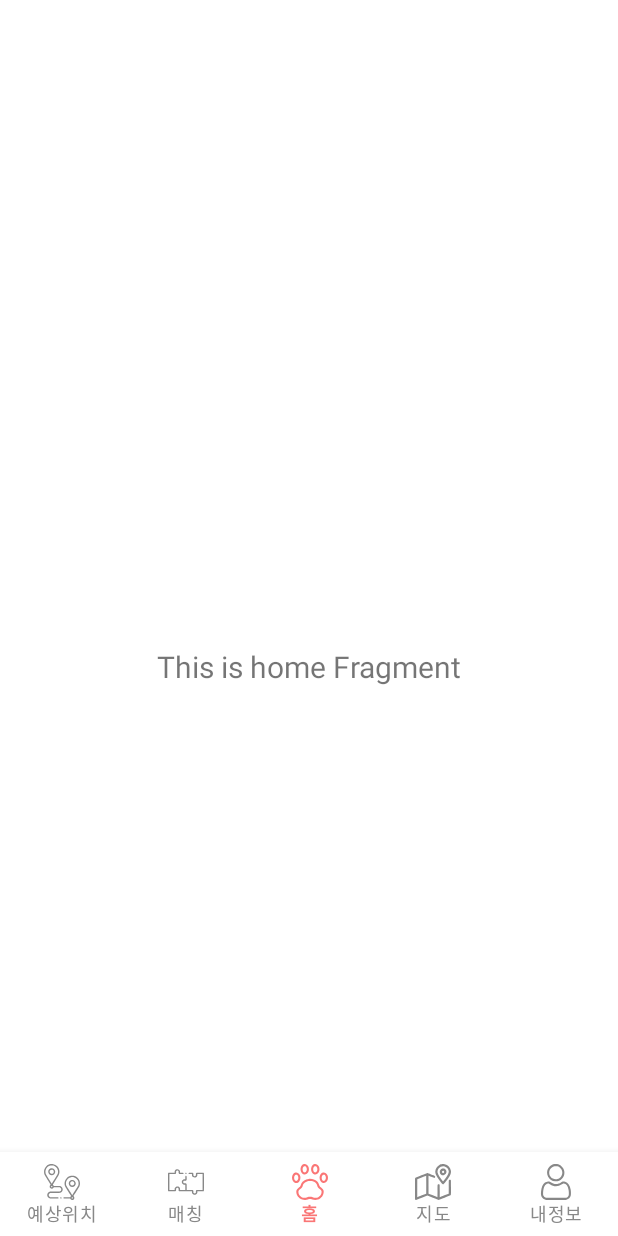
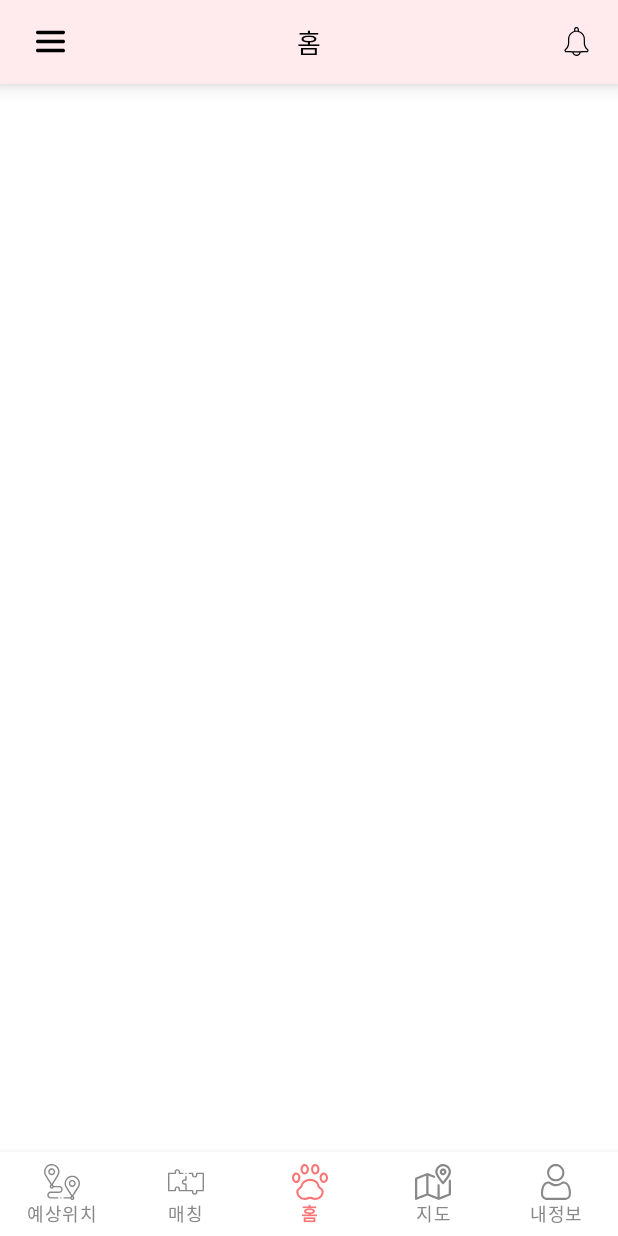
Before and after one commit to k-r-1/gradproject-pawprints, an Android app: the HomeFragment screen opened directly, with no data from a screen before it, on a phone screen of 412 x 824 dp. Run offline under Robolectric (Android 15) with nearby library versions, the phone set to English and light mode, and no system bars; our stand-ins replace navigation-ui.

Commit message:
상단바

```diff
--- a/app/src/main/java/com/swuproject/pawprints/MainActivity.kt
+++ b/app/src/main/java/com/swuproject/pawprints/MainActivity.kt
@@ -1,11 +1,10 @@
 package com.swuproject.pawprints
 
 import android.os.Bundle
+import android.widget.TextView
 import com.google.android.material.bottomnavigation.BottomNavigationView
 import androidx.appcompat.app.AppCompatActivity
 import androidx.navigation.findNavController
-import androidx.navigation.ui.AppBarConfiguration
-import androidx.navigation.ui.setupActionBarWithNavController
 import androidx.navigation.ui.setupWithNavController
 import com.swuproject.pawprints.common.Utils
 import com.swuproject.pawprints.databinding.ActivityMainBinding
@@ -13,6 +12,7 @@ import com.swuproject.pawprints.databinding.ActivityMainBinding
 class MainActivity : AppCompatActivity() {
 
     private lateinit var binding: ActivityMainBinding
+    private lateinit var toolbarTitle: TextView
 
     override fun onCreate(savedInstanceState: Bundle?) {
         super.onCreate(savedInstanceState)
@@ -26,14 +26,23 @@ class MainActivity : AppCompatActivity() {
         // 상태 표시줄 색상 변경
         Utils.setStatusBarColor(this, R.color.primary_pink)
 
+        // 커스텀 툴바의 제목 TextView 찾기
+        toolbarTitle = findViewById(R.id.toolbar_title)
+
         val navView: BottomNavigationView = binding.navView
+        val navController = findNavController(R.id.nav_host_fragment_activity_main)
+        navView.setupWithNavController(navController)
 
-        val navController = findNavController(R.id.nav_host_fragment_activity_main)
-        // Passing each menu ID as a set of Ids because each
-        // menu should be considered as top level destinations.
-        val appBarConfiguration = AppBarConfiguration(setOf(
-                R.id.navigation_predictedlocation, R.id.navigation_matching, R.id.navigation_home, R.id.navigation_map, R.id.navigation_mypage))
-        setupActionBarWithNavController(navController, appBarConfiguration)
-        navView.setupWithNavController(navController)
+        // 프래그먼트 전환 시 툴바 제목 변경
+        navController.addOnDestinationChangedListener { _, destination, _ ->
+            toolbarTitle.text = when (destination.id) {
+                R.id.navigation_predictedlocation -> "예상위치"
+                R.id.navigation_matching -> "매칭"
+                R.id.navigation_home -> "홈"
+                R.id.navigation_map -> "지도"
+                R.id.navigation_mypage -> "내정보"
+                else -> ""
+            }
+        }
     }
 }
--- a/app/src/main/java/com/swuproject/pawprints/ui/home/HomeFragment.kt
+++ b/app/src/main/java/com/swuproject/pawprints/ui/home/HomeFragment.kt
@@ -5,8 +5,10 @@ import android.view.LayoutInflater
 import android.view.View
 import android.view.ViewGroup
 import android.widget.TextView
+import androidx.appcompat.app.AppCompatActivity
 import androidx.fragment.app.Fragment
 import androidx.lifecycle.ViewModelProvider
+import com.swuproject.pawprints.common.Utils
 import com.swuproject.pawprints.databinding.FragmentHomeBinding
 
 class HomeFragment : Fragment() {
@@ -28,10 +30,6 @@ class HomeFragment : Fragment() {
         _binding = FragmentHomeBinding.inflate(inflater, container, false)
         val root: View = binding.root
 
-        val textView: TextView = binding.textHome
-        homeViewModel.text.observe(viewLifecycleOwner) {
-            textView.text = it
-        }
         return root
     }
 
--- a/app/src/main/java/com/swuproject/pawprints/ui/map/MapFragment.kt
+++ b/app/src/main/java/com/swuproject/pawprints/ui/map/MapFragment.kt
@@ -29,10 +29,6 @@ class MapFragment : Fragment() {
         _binding = FragmentMapBinding.inflate(inflater, container, false)
         val root: View = binding.root
 
-        val textView: TextView = binding.textMap
-        notificationsViewModel.text.observe(viewLifecycleOwner) {
-            textView.text = it
-        }
         return root
     }
 
--- /dev/null
+++ b/app/src/main/res/drawable/icon_menu.xml
@@ -0,0 +1,18 @@
+<vector xmlns:android="http://schemas.android.com/apk/res/android"
+    android:width="512dp"
+    android:height="512dp"
+    android:viewportWidth="512"
+    android:viewportHeight="512">
+  <path
+      android:pathData="M24.5,64.9c-9,2.2 -17.3,9 -21.5,17.6 -3.4,6.9 -3.5,19.8 -0.2,26.5 3.4,7.1 7.5,11.3 14.4,15.1l6.3,3.4 232.5,-0 232.5,-0 5.1,-2.7c7.6,-4 10.7,-7 14.5,-14 3.1,-5.8 3.4,-7 3.4,-14.8 0,-7.8 -0.3,-9 -3.4,-14.8 -3.7,-6.9 -7.9,-10.9 -15.1,-14.4l-4.5,-2.3 -230.5,-0.2c-126.8,-0 -231.8,0.2 -233.5,0.6z"
+      android:fillColor="#000000"
+      android:strokeColor="#00000000"/>
+  <path
+      android:pathData="M24.5,224.9c-9,2.2 -17.3,9 -21.5,17.6 -3.4,6.9 -3.5,19.8 -0.2,26.5 3.4,7.1 7.5,11.3 14.4,15.1l6.3,3.4 232.5,-0 232.5,-0 5.1,-2.7c7.6,-4 10.7,-7 14.5,-14 3.1,-5.8 3.4,-7 3.4,-14.8 0,-7.8 -0.3,-9 -3.4,-14.8 -3.7,-6.9 -7.9,-10.9 -15.1,-14.4l-4.5,-2.3 -230.5,-0.2c-126.8,-0 -231.8,0.2 -233.5,0.6z"
+      android:fillColor="#000000"
+      android:strokeColor="#00000000"/>
+  <path
+      android:pathData="M24.5,384.9c-9,2.2 -17.3,9 -21.5,17.6 -3.4,6.9 -3.5,19.8 -0.2,26.5 3.4,7.1 7.5,11.3 14.4,15.1l6.3,3.4 232.5,-0 232.5,-0 5.1,-2.7c7.6,-4 10.7,-7 14.5,-14 3.1,-5.8 3.4,-7 3.4,-14.8 0,-7.8 -0.3,-9 -3.4,-14.8 -3.7,-6.9 -7.9,-10.9 -15.1,-14.4l-4.5,-2.3 -230.5,-0.2c-126.8,-0 -231.8,0.2 -233.5,0.6z"
+      android:fillColor="#000000"
+      android:strokeColor="#00000000"/>
+</vector>
--- a/app/src/main/res/layout/activity_main.xml
+++ b/app/src/main/res/layout/activity_main.xml
@@ -3,8 +3,21 @@
     xmlns:app="http://schemas.android.com/apk/res-auto"
     android:id="@+id/container"
     android:layout_width="match_parent"
-    android:layout_height="match_parent"
-    android:paddingTop="?attr/actionBarSize">
+    android:layout_height="match_parent">
+
+    <include layout="@layout/toolbar" />
+
+    <fragment
+        android:id="@+id/nav_host_fragment_activity_main"
+        android:name="androidx.navigation.fragment.NavHostFragment"
+        android:layout_width="match_parent"
+        android:layout_height="0dp"
+        app:defaultNavHost="true"
+        app:layout_constraintBottom_toTopOf="@id/nav_view"
+        app:layout_constraintLeft_toLeftOf="parent"
+        app:layout_constraintRight_toRightOf="parent"
+        app:layout_constraintTop_toBottomOf="@id/toolbar"
+        app:navGraph="@navigation/mobile_navigation" />
 
     <com.google.android.material.bottomnavigation.BottomNavigationView
         android:id="@+id/nav_view"
@@ -21,16 +34,4 @@
         app:menu="@menu/bottom_nav_menu"
         app:labelVisibilityMode="labeled" />
 
-    <fragment
-        android:id="@+id/nav_host_fragment_activity_main"
-        android:name="androidx.navigation.fragment.NavHostFragment"
-        android:layout_width="match_parent"
-        android:layout_height="match_parent"
-        app:defaultNavHost="true"
-        app:layout_constraintBottom_toTopOf="@id/nav_view"
-        app:layout_constraintLeft_toLeftOf="parent"
-        app:layout_constraintRight_toRightOf="parent"
-        app:layout_constraintTop_toTopOf="parent"
-        app:navGraph="@navigation/mobile_navigation" />
-
 </androidx.constraintlayout.widget.ConstraintLayout>
--- /dev/null
+++ b/app/src/main/res/layout/toolbar.xml
@@ -0,0 +1,37 @@
+<androidx.appcompat.widget.Toolbar
+    xmlns:android="http://schemas.android.com/apk/res/android"
+    android:id="@+id/toolbar"
+    android:layout_width="match_parent"
+    android:layout_height="wrap_content"
+    android:elevation="8dp"
+    android:background="@color/primary_pink"
+    android:minHeight="?attr/actionBarSize">
+
+    <ImageView
+        android:id="@+id/icon_menu"
+        android:layout_width="35dp"
+        android:layout_height="35dp"
+        android:src="@drawable/icon_menu"
+        android:paddingStart="8dp"
+        android:paddingEnd="8dp"
+        android:layout_gravity="start"/>
+
+    <ImageView
+        android:id="@+id/icon_alerm"
+        android:layout_width="35dp"
+        android:layout_height="35dp"
+        android:src="@drawable/icon_alerm"
+        android:paddingStart="8dp"
+        android:paddingEnd="8dp"
+        android:layout_marginEnd="10dp"
+        android:layout_gravity="end"/>
+
+    <TextView
+        android:id="@+id/toolbar_title"
+        android:layout_width="wrap_content"
+        android:layout_height="wrap_content"
+        android:layout_gravity="center"
+        android:textColor="@android:color/black"
+        android:textSize="17sp" />
+
+</androidx.appcompat.widget.Toolbar>
```
